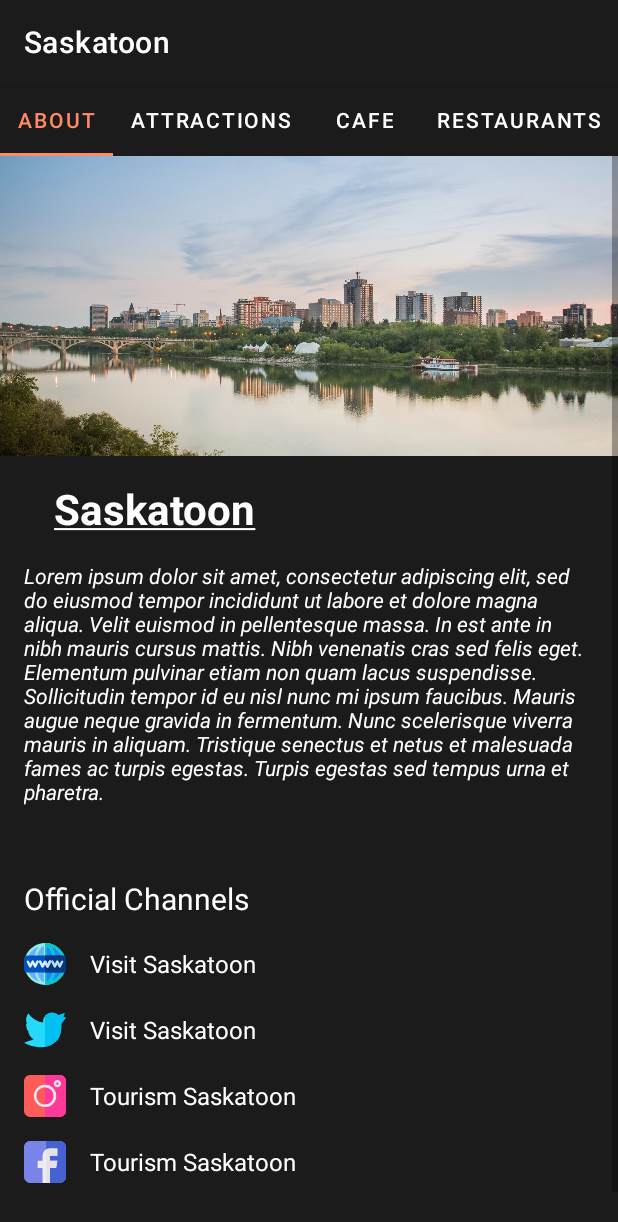
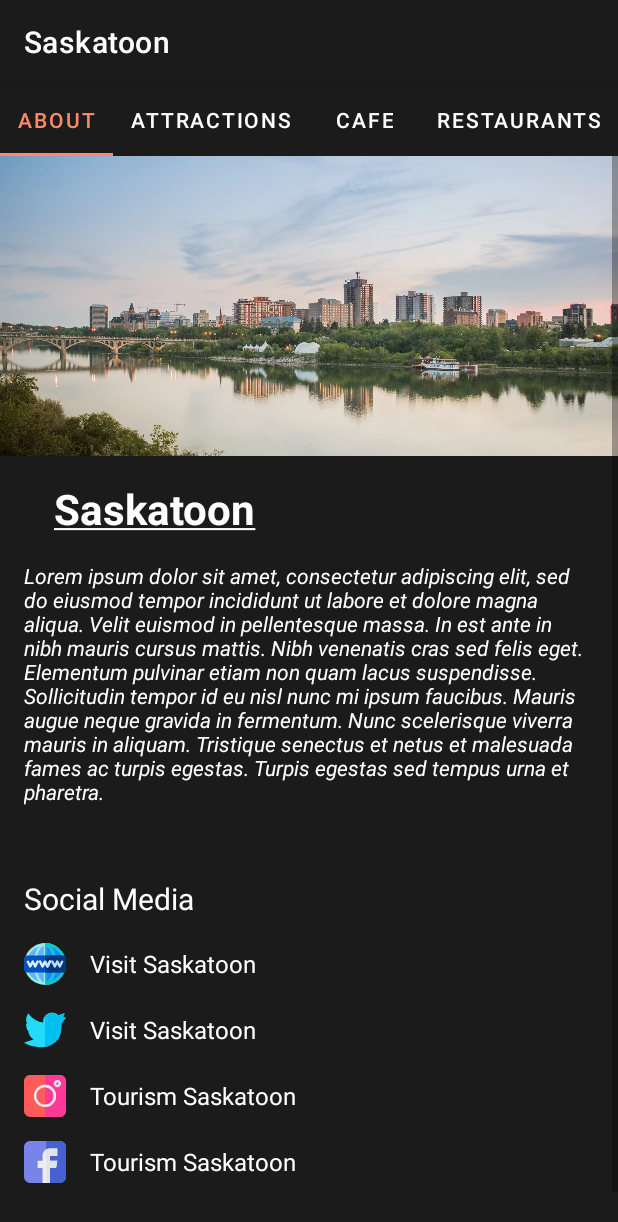
Before and after one commit to DevGoran/TourGuideApp, an Android app: the SaskatoonMainFragment screen opened directly, with no data from a screen before it, on a phone screen of 412 x 824 dp. Shown: the top 1222 px of the screen. Run offline under Robolectric (Android 15) with nearby library versions, the phone set to English and light mode, and no system bars.

Commit message:
Changes - Changed minSdkVersion from 21 to 23. - Renamed official channels string and its value to social media. - Rewrote comments in multiple activities due to the string change. - Added 2 attributes to main_banner_style. Removed shapeAppearanceOverlay from activity_main.xml. Added additionally android:foreground.

```diff
--- a/app/build.gradle
+++ b/app/build.gradle
@@ -8,7 +8,7 @@ android {
 
     defaultConfig {
         applicationId "com.example.tourguideapp"
-        minSdkVersion 21
+        minSdkVersion 23
         targetSdkVersion 30
         versionCode 1
         versionName "1.0"
--- a/app/src/main/res/layout/activity_main.xml
+++ b/app/src/main/res/layout/activity_main.xml
@@ -20,7 +20,6 @@
             app:layout_constraintLeft_toLeftOf="parent"
             app:layout_constraintRight_toRightOf="parent"
             app:layout_constraintTop_toTopOf="parent"
-            app:shapeAppearanceOverlay="@style/roundedCornersImageView"
             app:srcCompat="@drawable/vancouver_banner"
             tools:ignore="ContentDescription" />
 
@@ -31,7 +30,6 @@
             app:layout_constraintLeft_toLeftOf="parent"
             app:layout_constraintRight_toRightOf="parent"
             app:layout_constraintTop_toBottomOf="@id/vancouver_banner"
-            app:shapeAppearanceOverlay="@style/roundedCornersImageView"
             app:srcCompat="@drawable/saskatoon_banner"
             tools:ignore="ContentDescription" />
 
@@ -42,7 +40,6 @@
             app:layout_constraintLeft_toLeftOf="parent"
             app:layout_constraintRight_toRightOf="parent"
             app:layout_constraintTop_toBottomOf="@id/saskatoon_banner"
-            app:shapeAppearanceOverlay="@style/roundedCornersImageView"
             app:srcCompat="@drawable/toronto_banner"
             tools:ignore="ContentDescription" />
 
@@ -53,7 +50,6 @@
             app:layout_constraintLeft_toLeftOf="parent"
             app:layout_constraintRight_toRightOf="parent"
             app:layout_constraintTop_toBottomOf="@id/toronto_banner"
-            app:shapeAppearanceOverlay="@style/roundedCornersImageView"
             app:srcCompat="@drawable/st_johns_banner"
             tools:ignore="ContentDescription" />
 
@@ -65,7 +61,6 @@
             app:layout_constraintLeft_toLeftOf="parent"
             app:layout_constraintRight_toRightOf="parent"
             app:layout_constraintTop_toBottomOf="@id/st_johns_banner"
-            app:shapeAppearanceOverlay="@style/roundedCornersImageView"
             app:srcCompat="@drawable/calgary_main_fragment_banner"
             tools:ignore="ContentDescription" />
 
@@ -77,7 +72,6 @@
             app:layout_constraintLeft_toLeftOf="parent"
             app:layout_constraintRight_toRightOf="parent"
             app:layout_constraintTop_toBottomOf="@id/calgary_banner"
-            app:shapeAppearanceOverlay="@style/roundedCornersImageView"
             app:srcCompat="@drawable/victoria_banner_main"
             tools:ignore="ContentDescription" />
     </androidx.constraintlayout.widget.ConstraintLayout>
--- a/app/src/main/res/layout/fragment_saskatoon_main.xml
+++ b/app/src/main/res/layout/fragment_saskatoon_main.xml
@@ -2,7 +2,7 @@
 <ScrollView xmlns:android="http://schemas.android.com/apk/res/android"
     xmlns:tools="http://schemas.android.com/tools"
     android:layout_width="match_parent"
-    android:layout_height="match_parent">
+    android:layout_height="match_parent" >
 
     <LinearLayout
         android:layout_width="match_parent"
@@ -27,10 +27,10 @@
             style="@style/city_description_style"
             android:text="@string/saskatoon_introduction" />
 
-        <!-- Beginning of the official channel section. -->
+        <!-- Beginning of the social media section. -->
         <TextView
             style="@style/official_channels"
-            android:text="@string/official_channels" />
+            android:text="@string/social_media" />
 
         <!-- Website. -->
         <LinearLayout
--- a/app/src/main/res/layout/fragment_stjohns_main.xml
+++ b/app/src/main/res/layout/fragment_stjohns_main.xml
@@ -27,10 +27,10 @@
             style="@style/city_description_style"
             android:text="@string/st_johns_introduction" />
 
-        <!-- Beginning of the official channel section. -->
+        <!-- Beginning of the social media section. -->
         <TextView
             style="@style/official_channels"
-            android:text="@string/official_channels" />
+            android:text="@string/social_media" />
 
         <!-- Website. -->
         <LinearLayout
--- a/app/src/main/res/layout/fragment_toronto_main.xml
+++ b/app/src/main/res/layout/fragment_toronto_main.xml
@@ -27,10 +27,10 @@
             style="@style/city_description_style"
             android:text="@string/toronto_introduction" />
 
-        <!-- Beginning of the official channel section. -->
+        <!-- Beginning of the social media section. -->
         <TextView
             style="@style/official_channels"
-            android:text="@string/official_channels" />
+            android:text="@string/social_media" />
 
         <!-- Website. -->
         <LinearLayout
--- a/app/src/main/res/layout/fragment_vancouver_main.xml
+++ b/app/src/main/res/layout/fragment_vancouver_main.xml
@@ -27,10 +27,10 @@
             style="@style/city_description_style"
             android:text="@string/vancouver_introduction" />
 
-        <!-- Beginning of the official channel section. -->
+        <!-- Beginning of the social media section. -->
         <TextView
             style="@style/official_channels"
-            android:text="@string/official_channels" />
+            android:text="@string/social_media" />
 
         <!-- Website. -->
         <LinearLayout
--- a/app/src/main/res/values/strings.xml
+++ b/app/src/main/res/values/strings.xml
@@ -2,7 +2,7 @@
     <!-- General app wide strings. -->
     <string name="app_name">Tour Guide App</string>
     <string name="toast_message_fragments">Imagine this would open a website or another activity! :)</string>
-    <string name="official_channels">Official Channels</string>
+    <string name="social_media">Social Media</string>
     <string name="about">About</string>
 
     <!-- Tab category strings. -->
--- a/app/src/main/res/values/styles.xml
+++ b/app/src/main/res/values/styles.xml
@@ -6,6 +6,8 @@
         <item name="android:layout_height">@dimen/image_banner_height</item>
         <item name="android:layout_marginTop">@dimen/main_banner_margin_top</item>
         <item name="android:scaleType">centerCrop</item>
+        <item name="android:foreground">?android:attr/selectableItemBackground</item>
+        <item name="shapeAppearanceOverlay">@style/roundedCornersImageView</item>
     </style>
 
     <!-- Style for TextViews in "official channels" section on the main screen of each city. -->
```
